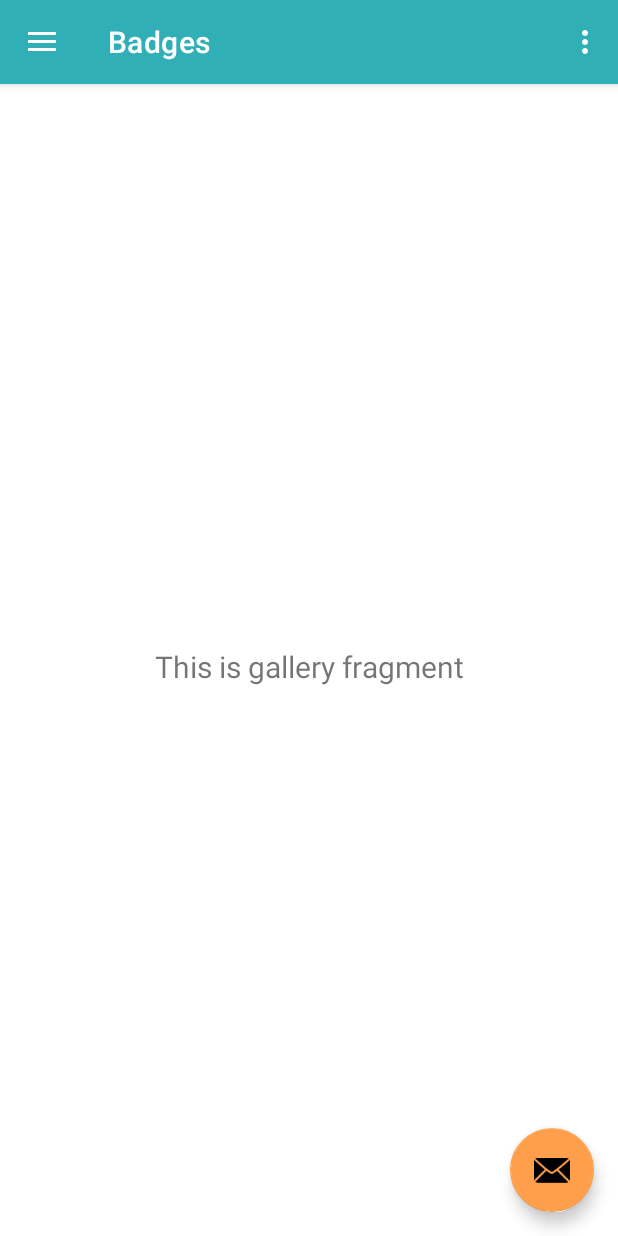
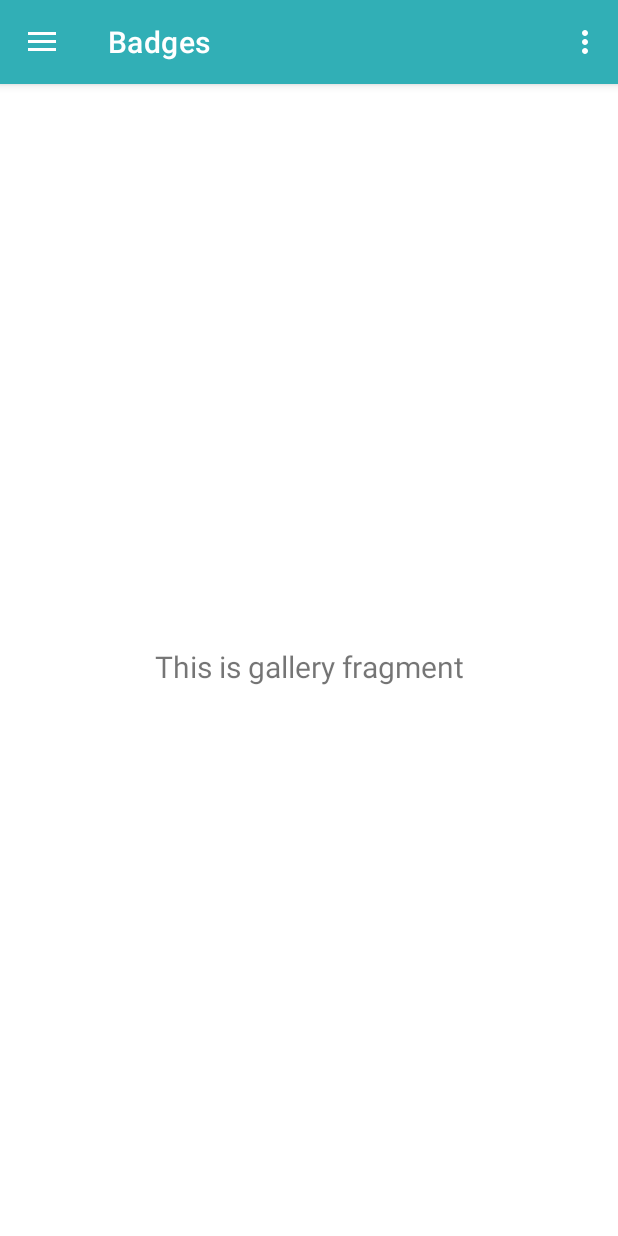
Before and after one commit to LidiaAlecci/ProjectMWC, an Android app: the screen it shows after launch (MainActivity), in the side drawer, after a tap on "Badges", on a phone screen of 412 x 824 dp. Run offline under Robolectric (Android 15) with nearby library versions, the phone set to English and light mode, and no system bars; our stand-ins replace navigation-ui; libraries missing offline, so code that uses them is left out: com.anychart, com.anychart.chart, com.anychart.charts, com.anychart.core, com.anychart.enums and 1 more; 10 statements that could not run were skipped.

Commit message:
Added chart color, small refactor

```diff
--- a/Unsteppable2/app/src/main/java/com/example/unsteppable/MainActivity.java
+++ b/Unsteppable2/app/src/main/java/com/example/unsteppable/MainActivity.java
@@ -1,44 +1,27 @@
 package com.example.unsteppable;
 
 import android.Manifest;
-import android.annotation.SuppressLint;
 import android.content.Intent;
 import android.content.SharedPreferences;
 import android.content.pm.PackageManager;
-import android.content.res.Resources;
+
 import android.os.Build;
 import android.os.Bundle;
-import android.os.Looper;
+
 import android.view.MenuItem;
-import android.view.View;
+
 import android.view.Menu;
-import android.widget.ImageView;
-import android.widget.TextView;
 import android.widget.Toast;
 
 
-import com.google.android.gms.location.LocationCallback;
-import com.google.android.gms.location.LocationRequest;
+
 import com.example.unsteppable.boot.BackgroundServiceHelper;
 import com.example.unsteppable.boot.WeatherService;
-import com.example.unsteppable.boot.WeatherStatus;
-import com.google.android.gms.location.LocationResult;
-import com.google.android.gms.location.LocationServices;
-import com.google.android.material.floatingactionbutton.FloatingActionButton;
-
-import com.google.android.material.snackbar.Snackbar;
 import com.google.android.material.navigation.NavigationView;
-import com.google.android.material.tabs.TabLayout;
-import com.google.android.material.theme.overlay.MaterialThemeOverlay;
-
-
 import androidx.annotation.NonNull;
 import androidx.annotation.RequiresApi;
-import androidx.annotation.StyleRes;
 import androidx.appcompat.app.AppCompatDelegate;
-import androidx.appcompat.widget.ThemeUtils;
 import androidx.core.app.ActivityCompat;
-import androidx.core.content.ContextCompat;
 import androidx.navigation.NavController;
 import androidx.navigation.Navigation;
 import androidx.navigation.ui.AppBarConfiguration;
@@ -48,7 +31,6 @@ import androidx.appcompat.app.AppCompatActivity;
 import androidx.appcompat.widget.Toolbar;
 import androidx.preference.PreferenceManager;
 
-import java.util.Map;
 
 public class MainActivity extends AppCompatActivity{
 
@@ -78,33 +60,14 @@ public class MainActivity extends AppCompatActivity{
         getWriteExternalStorage();
         getReadExternalStorage();
 
-        //Log.d("TRY PERMISSION", "Before if");
         // Ask for activity recognition permission
         if (runningQOrLater) {
-            //Log.d("TRY PERMISSION", "trytry");
             getActivity();
         }
         backgroundService = BackgroundServiceHelper.getInstance();
-        //Log.d("TRY PERMISSION", "After if");
 
-        //Weather API part
-//        getLocation();
-        //String weather = getWeatherFromApi();
-        //TAB
         Toolbar toolbar = findViewById(R.id.toolbar);
-        TabLayout tabLayout = findViewById(R.id.tabs);
         setSupportActionBar(toolbar);
-
-
-        //FLOATING BUTTON
-//        FloatingActionButton fab = findViewById(R.id.fab);
-//        fab.setOnClickListener(new View.OnClickListener() {
-//            @Override
-//            public void onClick(View view) {
-//                Snackbar.make(view, "Replace with your own action", Snackbar.LENGTH_LONG)
-//                        .setAction("Action", null).show();
-//            }
-//        });
 
         //NAVIGATION
         DrawerLayout drawer = findViewById(R.id.drawer_layout);
--- a/Unsteppable2/app/src/main/java/com/example/unsteppable/ui/tabs/TodayTabFragment.java
+++ b/Unsteppable2/app/src/main/java/com/example/unsteppable/ui/tabs/TodayTabFragment.java
@@ -29,10 +29,6 @@ import java.util.Date;
 import me.itangqi.waveloadingview.WaveLoadingView;
 
 public class TodayTabFragment extends Fragment {
-
-    private static final String ARG_SECTION_NUMBER = "section_number";
-
-    private PageViewModel pageViewModel;
     private WaveLoadingView mWaveLoad;
 
     /* BROADCAST STUFF */
--- a/Unsteppable2/app/src/main/java/com/example/unsteppable/ui/tabs/WeekTabFragment.java
+++ b/Unsteppable2/app/src/main/java/com/example/unsteppable/ui/tabs/WeekTabFragment.java
@@ -39,12 +39,6 @@ import java.util.TreeMap;
 public class WeekTabFragment extends Fragment {
     AnyChartView anyChartView;
 
-    private static final String ARG_SECTION_NUMBER = "section_number";
-
-    private PageViewModel pageViewModel;
-    Calendar cal = Calendar.getInstance();
-    DateFormat dateFormat = new SimpleDateFormat("yyyy-MM-dd");
-
     public static WeekTabFragment newInstance() {
         WeekTabFragment fragment = new WeekTabFragment();
         Bundle bundle = new Bundle();
@@ -65,45 +59,31 @@ public class WeekTabFragment extends Fragment {
         anyChartView.setProgressBar(root.findViewById(R.id.loadingBar));
 
         Cartesian cartesian = createColumnChart();
-        anyChartView.setBackgroundColor("#FF000000");
+        anyChartView.setBackgroundColor("#00000000");
         anyChartView.setChart(cartesian);
         return root;
     }
 
     @RequiresApi(api = Build.VERSION_CODES.N)
     public Cartesian createColumnChart() {
-        Map<String, Integer> graph_map = new TreeMap<>();
-        /*
-        String date;
-        Integer value;
-        for(int i = 0; i < 7; i++){
-            date = dateFormat.format(cal.getTime());
-            value = UnsteppableOpenHelper.getStepsByDayFromTab1(getContext(), date);
-            graph_map.put(date, value);
-            cal.add(Calendar.DATE, -1);
-        }*/
-        //graph_map.putAll(stepsByDay);
+        Map<String, Integer> graph_map;
         graph_map = UnsteppableOpenHelper.getStepsLast7Days(getContext());
         Cartesian cartesian = AnyChart.column();
 
         List<DataEntry> data = new ArrayList<>();
 
-        for (Map.Entry<String,Integer> entry : graph_map.entrySet())
+        for (Map.Entry<String,Integer> entry : graph_map.entrySet()) {
             data.add(new ValueDataEntry(entry.getKey(), entry.getValue()));
+        }
 
         Column column = cartesian.column(data);
         TypedValue primaryValue = new TypedValue();
-        TypedValue primaryVariantValue = new TypedValue();
         String prefix="#";
-        if (!this.getContext().getTheme().resolveAttribute(R.attr.colorPrimary, primaryValue, true)) {
-            this.getContext().getTheme().resolveAttribute(R.attr.colorOnBackground, primaryValue, true);
-        }
-
-        if (!this.getContext().getTheme().resolveAttribute(R.attr.colorPrimaryVariant, primaryVariantValue, true)) {
-            this.getContext().getTheme().resolveAttribute(R.attr.colorOnBackground, primaryVariantValue, true);
+        if (!this.requireContext().getTheme().resolveAttribute(R.attr.colorPrimary, primaryValue, true)) {
+            this.requireContext().getTheme().resolveAttribute(R.attr.colorOnBackground, primaryValue, true);
         }
         column.fill(prefix+Integer.toHexString(primaryValue.data).substring(2));
-        column.stroke(prefix+Integer.toHexString(primaryVariantValue.data).substring(2));
+        column.stroke(prefix+Integer.toHexString(primaryValue.data).substring(2));
 
         column.tooltip()
                 .titleFormat("At day: {%X}")
--- a/Unsteppable2/app/src/main/res/layout/app_bar_main.xml
+++ b/Unsteppable2/app/src/main/res/layout/app_bar_main.xml
@@ -23,14 +23,5 @@
 
     <include layout="@layout/content_main" />
 
-    <com.google.android.material.floatingactionbutton.FloatingActionButton
-        android:id="@+id/fab"
-        android:background="?attr/colorPrimary"
-        android:tint="@android:color/white"
-        android:layout_width="wrap_content"
-        android:layout_height="wrap_content"
-        android:layout_gravity="bottom|end"
-        android:layout_margin="@dimen/fab_margin"
-        app:srcCompat="@android:drawable/ic_dialog_email" />
 
 </androidx.coordinatorlayout.widget.CoordinatorLayout>
```
Also changed, not shown: Unsteppable2/app/src/main/java/com/example/unsteppable/ui/tabs/MonthTabFragment.java (+10 -12 lines), Unsteppable2/app/src/main/java/com/example/unsteppable/ui/tabs/PageViewModel.java (deleted, +0 -26 lines), Unsteppable2/app/src/main/res/layout/fragment_week_tab.xml (+8 -8 lines).
